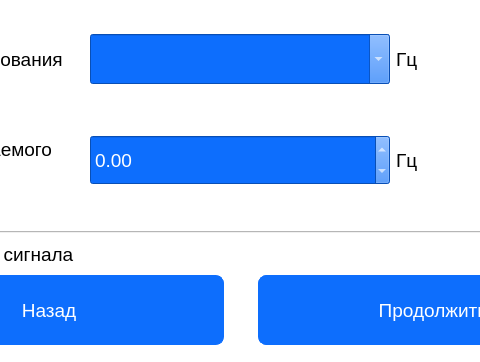
Old version of the form win_demodulation.ui in the repository PloticynaEl/SDR; both pictures show x 154 to 634 and y 118 to 480 of the 800 by 480 pixel window.
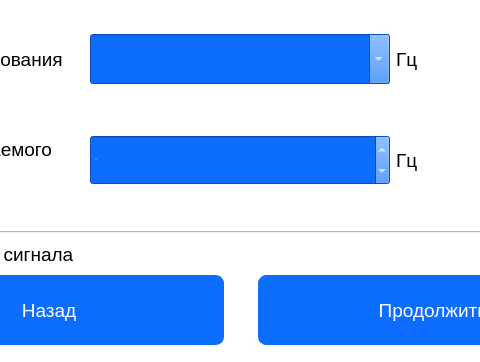
New version of the form.

The edit to the form file:
```diff
--- a/win_demodulation.ui
+++ b/win_demodulation.ui
@@ -325,7 +325,7 @@
               <property name="font">
                <font>
                 <family>Arial</family>
-                <pointsize>14</pointsize>
+                <pointsize>-1</pointsize>
                 <weight>50</weight>
                 <italic>false</italic>
                 <bold>false</bold>
```
Left out of the diff: 4 changed lines with no effect on the pictures.
